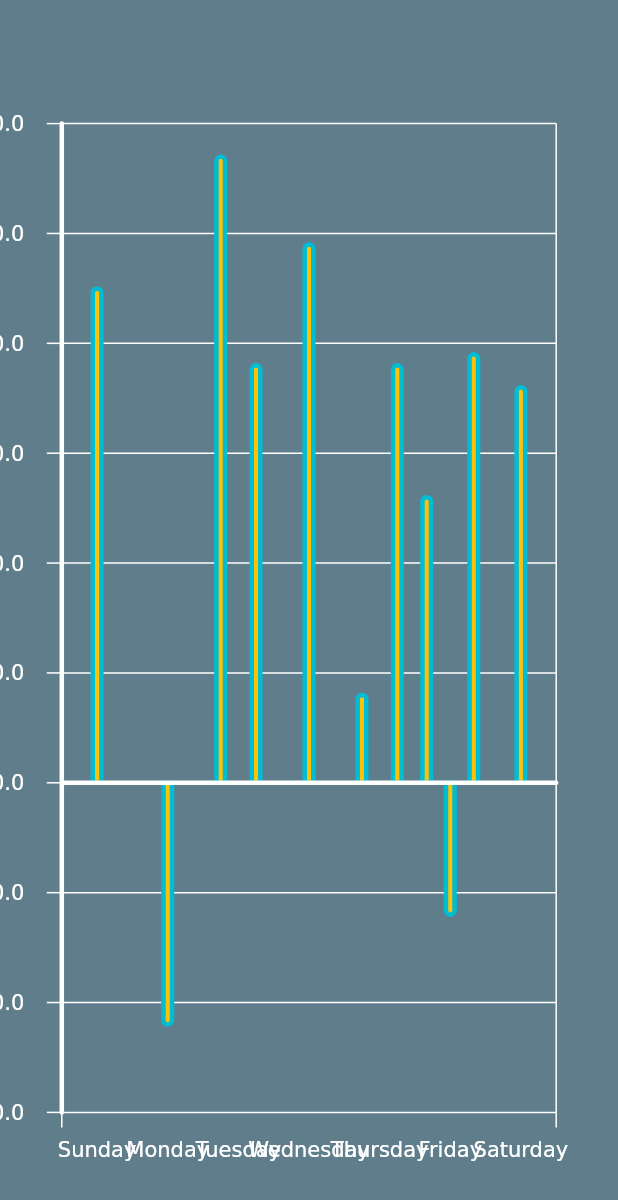
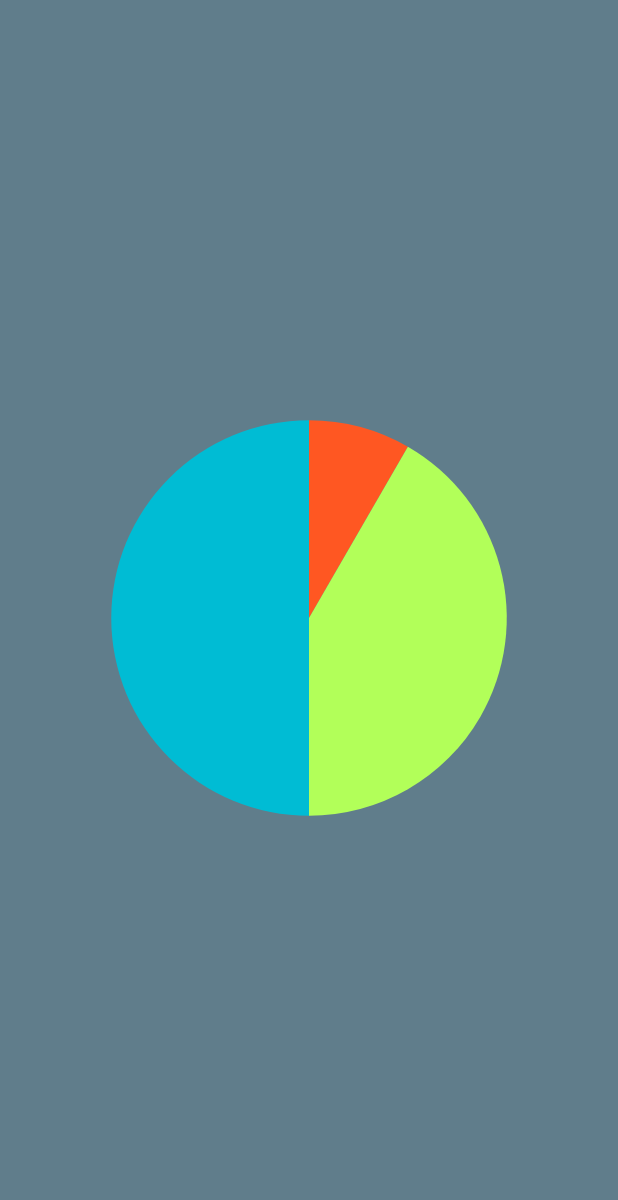
Before and after one commit to wednesday-solutions/chart_it, a Flutter app: the screen it shows after launch, on a phone screen of 412 x 824 dp. Shown: the top 1200 px of the screen. Run offline on Flutter 3.47's test engine with Material 2 defaults, Android fonts, the phone set to English and light mode, and no system bars; our stand-ins replace equatable.

Commit message:
Updated painting logic to calculate slice angles on degrees

```diff
--- a/example/lib/main.dart
+++ b/example/lib/main.dart
@@ -1,4 +1,4 @@
-import 'package:example/place_holder/api_placeholder.dart';
+import 'package:example/place_holder/test_pie_chart.dart';
 import 'package:flutter/material.dart';
 
 void main() {
@@ -17,7 +17,7 @@ class MyApp extends StatelessWidget {
       theme: ThemeData(
         primarySwatch: Colors.blue,
       ),
-      home: const ApiPlaceHolder(),
+      home: const TestPieChart(),
     );
   }
 }
--- a/example/lib/place_holder/api_placeholder.dart
+++ b/example/lib/place_holder/test_bar_chart.dart
@@ -1,14 +1,14 @@
 import 'package:flutter/material.dart';
 import 'package:flutter_charts/flutter_charts.dart';
 
-class ApiPlaceHolder extends StatefulWidget {
-  const ApiPlaceHolder({Key? key}) : super(key: key);
+class TestBarChart extends StatefulWidget {
+  const TestBarChart({Key? key}) : super(key: key);
 
   @override
-  State<ApiPlaceHolder> createState() => _ApiPlaceHolderState();
+  State<TestBarChart> createState() => _TestBarChartState();
 }
 
-class _ApiPlaceHolderState extends State<ApiPlaceHolder> {
+class _TestBarChartState extends State<TestBarChart> {
   @override
   Widget build(BuildContext context) {
     return BarChart(
--- /dev/null
+++ b/example/lib/place_holder/test_pie_chart.dart
@@ -0,0 +1,41 @@
+import 'package:flutter/material.dart';
+import 'package:flutter_charts/flutter_charts.dart';
+
+class TestPieChart extends StatefulWidget {
+  const TestPieChart({Key? key}) : super(key: key);
+
+  @override
+  State<TestPieChart> createState() => _TestPieChartState();
+}
+
+class _TestPieChartState extends State<TestPieChart> {
+  @override
+  Widget build(BuildContext context) {
+    return PieChart(
+      title: const Text('Demo Chart'),
+      chartWidth: 500,
+      chartHeight: 500,
+      chartStyle: const RadialChartStyle(
+        backgroundColor: Colors.blueGrey,
+      ),
+      data: PieSeries(
+        seriesStyle:
+            const SliceDataStyle(radius: 150, color: Colors.cyanAccent),
+        slices: <SliceData>[
+          const SliceData(
+            value: 5,
+            style: SliceDataStyle(radius: 150, color: Colors.deepOrange),
+          ),
+          const SliceData(
+            value: 25,
+            style: SliceDataStyle(radius: 150, color: Colors.lightGreenAccent),
+          ),
+          const SliceData(
+            value: 30,
+            style: SliceDataStyle(radius: 150, color: Colors.cyan),
+          ),
+        ],
+      ),
+    );
+  }
+}
--- a/lib/src/charts/constants/defaults.dart
+++ b/lib/src/charts/constants/defaults.dart
@@ -1,6 +1,5 @@
 import 'package:flutter/material.dart';
 import 'package:flutter_charts/flutter_charts.dart';
-import 'package:flutter_charts/src/charts/data/pie/slice_data_style.dart';
 
 const defaultCartesianChartStyle = CartesianChartStyle(
   gridStyle: CartesianGridStyle(
@@ -24,4 +23,4 @@ const defaultBarSeriesStyle = BarDataStyle(
   ),
 );
 
-const defaultPieSeriesStyle = SliceDataStyle(radius: 10.0);
+const defaultPieSeriesStyle = SliceDataStyle(radius: 150.0);
--- a/lib/src/charts/painters/radial/radial_chart_painter.dart
+++ b/lib/src/charts/painters/radial/radial_chart_painter.dart
@@ -8,6 +8,8 @@ class RadialChartPainter extends CustomPainter {
   late double graphHeight;
   late Offset graphOrigin;
   late Rect graphConstraints;
+
+  late double maxRadius;
 
   late double unitStep;
 
@@ -30,6 +32,9 @@ class RadialChartPainter extends CustomPainter {
     // Calculate constraints for the graph
     _calculateGraphConstraints(size);
     // TODO: Construct a radial grid for polar or radar charts if required
+    // Paint the background
+    var bg = Paint()..color = style.backgroundColor;
+    canvas.drawPaint(bg);
 
     // Finally we will handover canvas to the implementing painter
     // to draw plot and draw the chart data
@@ -50,6 +55,11 @@ class RadialChartPainter extends CustomPainter {
       height: graphHeight,
     );
 
+    // Get the shortest side with 20% margin
+    var shortestSide = graphConstraints.shortestSide * 0.8;
+    // Our Largest Radius cannot escape this length
+    maxRadius = shortestSide * 0.5;
+
     // TODO: Calculate Unit Step by bounding the max value's Circle within graph
   }
 }
--- a/pubspec.yaml
+++ b/pubspec.yaml
@@ -11,6 +11,7 @@ dependencies:
   flutter:
     sdk: flutter
   equatable: ^2.0.5
+  vector_math: ^2.1.4
 
 dev_dependencies:
   flutter_test:
```
Also changed, not shown: lib/flutter_charts.dart (+5 -2 lines), lib/src/charts/painters/radial/pie_painter.dart (+43 -38 lines), 1 other file.
